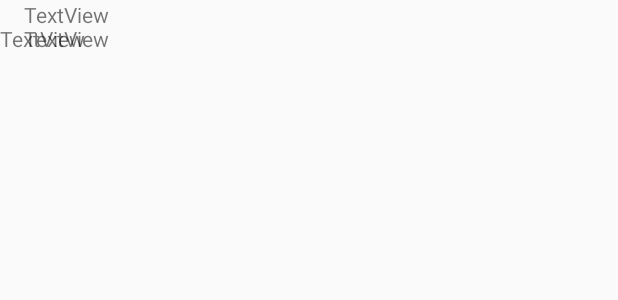
After one commit to Fanadezz/WhatsAppClone, an Android app: the layout recycler_view_layout.xml on its own in the app's theme, with its tools: preview values and no code run, on a phone screen of 412 x 824 dp. The commit adds this screen. Shown: the top 300 px of the screen. Run offline under Robolectric (Android 15) with nearby library versions, the phone set to English and light mode, and no system bars.

```diff
--- /dev/null
+++ b/app/src/main/res/layout/recycler_view_layout.xml
@@ -0,0 +1,35 @@
+<?xml version="1.0" encoding="utf-8"?>
+<androidx.constraintlayout.widget.ConstraintLayout xmlns:android="http://schemas.android.com/apk/res/android"
+    xmlns:app="http://schemas.android.com/apk/res-auto"
+    xmlns:tools="http://schemas.android.com/tools"
+    android:layout_width="match_parent"
+    android:layout_height="match_parent">
+
+    <TextView
+        android:id="@+id/textView"
+        android:layout_width="wrap_content"
+        android:layout_height="wrap_content"
+        android:layout_marginStart="16dp"
+        android:layout_marginTop="16dp"
+        android:text="TextView"
+        app:layout_constraintStart_toStartOf="parent"
+        app:layout_constraintTop_toTopOf="parent" />
+
+    <TextView
+        android:id="@+id/textView2"
+        android:layout_width="wrap_content"
+        android:layout_height="wrap_content"
+        android:layout_marginTop="16dp"
+        android:text="TextView"
+        app:layout_constraintTop_toTopOf="parent"
+        tools:layout_editor_absoluteX="351dp" />
+
+    <TextView
+        android:id="@+id/textView3"
+        android:layout_width="wrap_content"
+        android:layout_height="wrap_content"
+        android:layout_marginStart="16dp"
+        android:text="TextView"
+        app:layout_constraintStart_toStartOf="parent"
+        tools:layout_editor_absoluteY="63dp" />
+</androidx.constraintlayout.widget.ConstraintLayout>
```
Also changed, not shown: app/src/main/java/com/androidshowtime/whatsappclone/MessageFragment.kt (+34 -21 lines).
